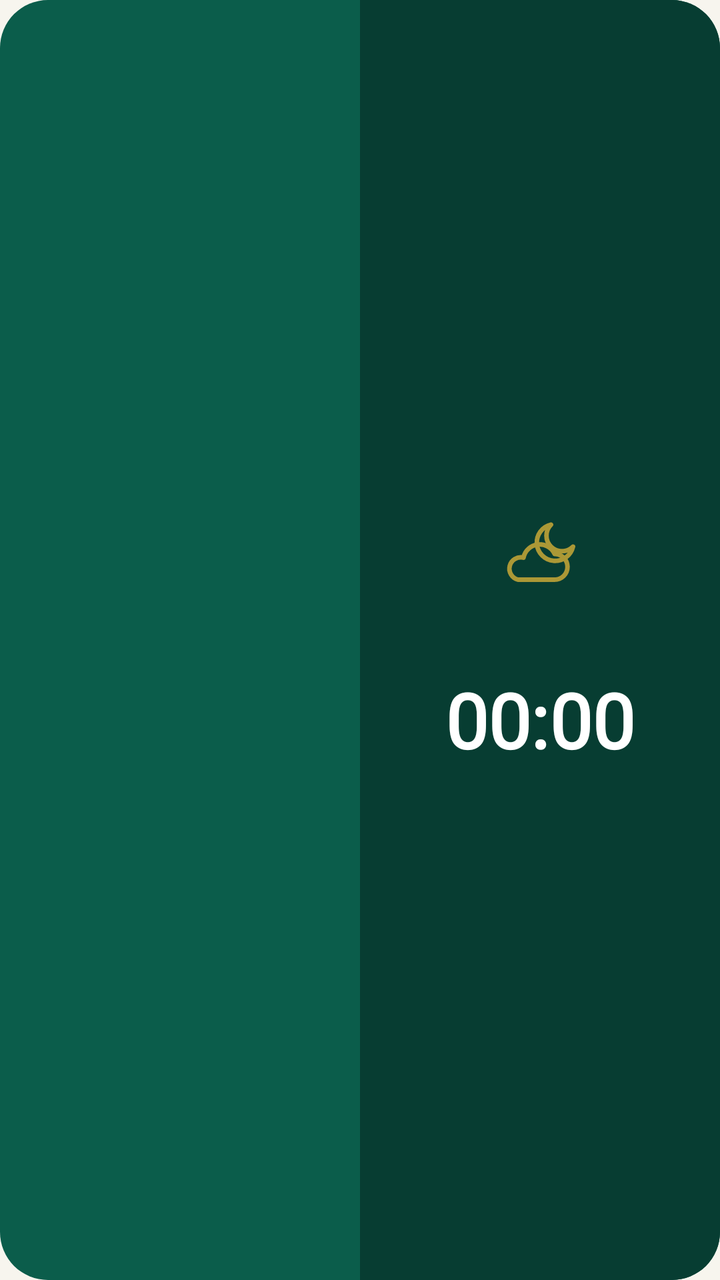
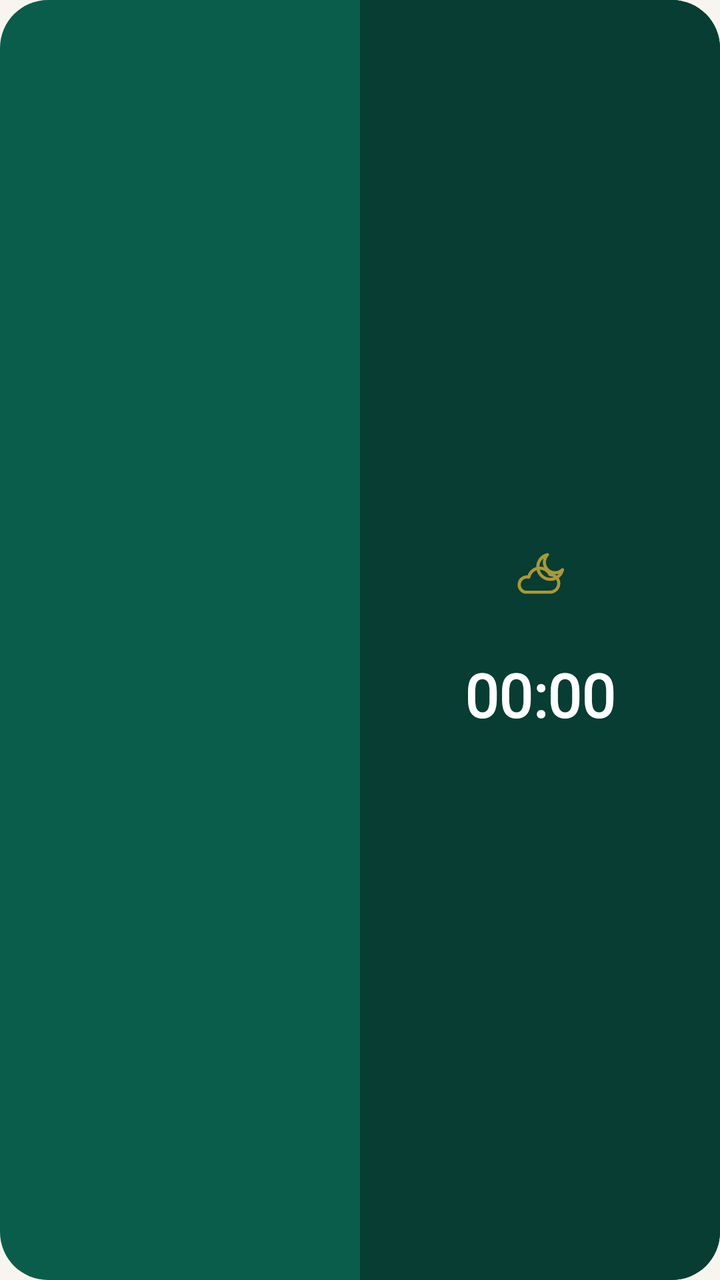

Compare the two renders of this Android layout. The source of the first and the diff that turns it into the second are given below.
<!-- AndroidManifest.xml: application theme SahlTheme -->
<!-- res/layout/widget_khatmah.xml -->
<LinearLayout xmlns:android="http://schemas.android.com/apk/res/android"
    android:id="@+id/root" android:layout_width="match_parent" android:layout_height="match_parent"
    android:orientation="horizontal" android:layoutDirection="ltr" android:background="@drawable/kh_left_bg">
    <LinearLayout android:id="@+id/listSide" android:layout_width="0dp" android:layout_height="match_parent" android:layout_weight="1"
        android:orientation="vertical" android:paddingLeft="16dp" android:paddingRight="16dp" android:paddingTop="8dp" android:paddingBottom="8dp">
        <LinearLayout android:layout_width="match_parent" android:layout_height="0dp" android:layout_weight="1" android:gravity="center_vertical">
            <TextView android:id="@+id/l0" android:fontFamily="@font/thmanyah" android:layout_width="0dp" android:layout_height="wrap_content" android:layout_weight="1"
                android:gravity="left" android:textColor="#FFFFFF" android:textSize="18sp" android:maxLines="1"/>
            <TextView android:id="@+id/r0" android:fontFamily="@font/thmanyah" android:layout_width="0dp" android:layout_height="wrap_content" android:layout_weight="1"
                android:gravity="right" android:textColor="#FFFFFF" android:textSize="18sp" android:maxLines="1"/>
        </LinearLayout>
        <LinearLayout android:layout_width="match_parent" android:layout_height="0dp" android:layout_weight="1" android:gravity="center_vertical">
            <TextView android:id="@+id/l1" android:fontFamily="@font/thmanyah" android:layout_width="0dp" android:layout_height="wrap_content" android:layout_weight="1"
                android:gravity="left" android:textColor="#FFFFFF" android:textSize="18sp" android:maxLines="1"/>
            <TextView android:id="@+id/r1" android:fontFamily="@font/thmanyah" android:layout_width="0dp" android:layout_height="wrap_content" android:layout_weight="1"
                android:gravity="right" android:textColor="#FFFFFF" android:textSize="18sp" android:maxLines="1"/>
        </LinearLayout>
        <LinearLayout android:layout_width="match_parent" android:layout_height="0dp" android:layout_weight="1" android:gravity="center_vertical">
            <TextView android:id="@+id/l2" android:fontFamily="@font/thmanyah" android:layout_width="0dp" android:layout_height="wrap_content" android:layout_weight="1"
                android:gravity="left" android:textColor="#FFFFFF" android:textSize="18sp" android:maxLines="1"/>
            <TextView android:id="@+id/r2" android:fontFamily="@font/thmanyah" android:layout_width="0dp" android:layout_height="wrap_content" android:layout_weight="1"
                android:gravity="right" android:textColor="#FFFFFF" android:textSize="18sp" android:maxLines="1"/>
        </LinearLayout>
        <LinearLayout android:layout_width="match_parent" android:layout_height="0dp" android:layout_weight="1" android:gravity="center_vertical">
            <TextView android:id="@+id/l3" android:fontFamily="@font/thmanyah" android:layout_width="0dp" android:layout_height="wrap_content" android:layout_weight="1"
                android:gravity="left" android:textColor="#FFFFFF" android:textSize="18sp" android:maxLines="1"/>
            <TextView android:id="@+id/r3" android:fontFamily="@font/thmanyah" android:layout_width="0dp" android:layout_height="wrap_content" android:layout_weight="1"
                android:gravity="right" android:textColor="#FFFFFF" android:textSize="18sp" android:maxLines="1"/>
        </LinearLayout>
        <LinearLayout android:layout_width="match_parent" android:layout_height="0dp" android:layout_weight="1" android:gravity="center_vertical">
            <TextView android:id="@+id/l4" android:fontFamily="@font/thmanyah" android:layout_width="0dp" android:layout_height="wrap_content" android:layout_weight="1"
                android:gravity="left" android:textColor="#FFFFFF" android:textSize="18sp" android:maxLines="1"/>
            <TextView android:id="@+id/r4" android:fontFamily="@font/thmanyah" android:layout_width="0dp" android:layout_height="wrap_content" android:layout_weight="1"
                android:gravity="right" android:textColor="#FFFFFF" android:textSize="18sp" android:maxLines="1"/>
        </LinearLayout>
        <LinearLayout android:layout_width="match_parent" android:layout_height="0dp" android:layout_weight="1" android:gravity="center_vertical">
            <TextView android:id="@+id/l5" android:fontFamily="@font/thmanyah" android:layout_width="0dp" android:layout_height="wrap_content" android:layout_weight="1"
                android:gravity="left" android:textColor="#FFFFFF" android:textSize="18sp" android:maxLines="1"/>
            <TextView android:id="@+id/r5" android:fontFamily="@font/thmanyah" android:layout_width="0dp" android:layout_height="wrap_content" android:layout_weight="1"
                android:gravity="right" android:textColor="#FFFFFF" android:textSize="18sp" android:maxLines="1"/>
        </LinearLayout>
    </LinearLayout>
    <LinearLayout android:id="@+id/panel" android:layout_width="0dp" android:layout_height="match_parent" android:layout_weight="1"
        android:orientation="vertical" android:gravity="center" android:background="@drawable/kh_right_bg" android:padding="8dp">
        <ImageView android:layout_width="44dp" android:layout_height="44dp" android:src="@drawable/ic_moon_cloud" android:alpha="0.8"/>
        <TextView android:id="@+id/remain" android:fontFamily="@font/thmanyah" android:layout_width="wrap_content" android:layout_height="wrap_content"
            android:textColor="@color/gold" android:textSize="22sp" android:textStyle="bold" android:layout_marginTop="6dp" android:maxLines="1"/>
        <Chronometer android:id="@+id/countdown" android:fontFamily="@font/thmanyah" android:layout_width="wrap_content" android:layout_height="wrap_content"
            android:textColor="#FFFFFF" android:textSize="38sp" android:textStyle="bold"/>
    </LinearLayout>
</LinearLayout>
<!-- resources referenced by this layout -->
<resources>
  <color name="gold">#D4AF37</color>
  <!-- drawable ic_moon_cloud (drawable) -->
  <vector xmlns:android="http://schemas.android.com/apk/res/android" android:width="48dp" android:height="48dp" android:viewportWidth="48" android:viewportHeight="48">
      <path android:strokeColor="#D4AF37" android:strokeWidth="2.5" android:fillColor="#00000000" android:strokeLineJoin="round"
          android:pathData="M30,8a10,10 0,1 0,12 12a8,8 0,0 1,-12 -12z"/>
      <path android:strokeColor="#D4AF37" android:strokeWidth="2.5" android:fillColor="#00000000" android:strokeLineJoin="round"
          android:pathData="M12,38h20a7,7 0,0 0,0 -14a9,9 0,0 0,-17 2a6,6 0,0 0,-3 12z"/>
  </vector>
  <!-- drawable kh_left_bg (drawable) -->
  <shape xmlns:android="http://schemas.android.com/apk/res/android">
      <solid android:color="@color/emerald"/><corners android:radius="24dp"/>
  </shape>
  <!-- drawable kh_right_bg (drawable) -->
  <shape xmlns:android="http://schemas.android.com/apk/res/android">
      <solid android:color="@color/emerald_dark"/>
      <corners android:topRightRadius="24dp" android:bottomRightRadius="24dp" android:topLeftRadius="0dp" android:bottomLeftRadius="0dp"/>
  </shape>
  <style name="SahlTheme" parent="android:Theme.Material.Light.NoActionBar">
          <item name="android:colorPrimary">@color/emerald</item>
          <item name="android:colorAccent">@color/gold</item>
          <item name="android:windowBackground">@color/bg</item>
          <item name="android:statusBarColor">@color/emerald_dark</item>
      </style>
  <color name="emerald">#0B5D4B</color>
  <color name="emerald_dark">#073D32</color>
  <color name="bg">#F7F5EE</color>
</resources>

<!-- the commit's change to res/layout/widget_khatmah.xml (unified diff, before → after) -->
@@ -2,50 +2,50 @@
     android:id="@+id/root" android:layout_width="match_parent" android:layout_height="match_parent"
     android:orientation="horizontal" android:layoutDirection="ltr" android:background="@drawable/kh_left_bg">
     <LinearLayout android:id="@+id/listSide" android:layout_width="0dp" android:layout_height="match_parent" android:layout_weight="1"
-        android:orientation="vertical" android:paddingLeft="16dp" android:paddingRight="16dp" android:paddingTop="8dp" android:paddingBottom="8dp">
+        android:orientation="vertical" android:paddingLeft="16dp" android:paddingRight="16dp" android:paddingTop="6dp" android:paddingBottom="6dp">
         <LinearLayout android:layout_width="match_parent" android:layout_height="0dp" android:layout_weight="1" android:gravity="center_vertical">
             <TextView android:id="@+id/l0" android:fontFamily="@font/thmanyah" android:layout_width="0dp" android:layout_height="wrap_content" android:layout_weight="1"
-                android:gravity="left" android:textColor="#FFFFFF" android:textSize="18sp" android:maxLines="1"/>
+                android:gravity="left" android:textColor="#FFFFFF" android:textSize="15sp" android:maxLines="1"/>
             <TextView android:id="@+id/r0" android:fontFamily="@font/thmanyah" android:layout_width="0dp" android:layout_height="wrap_content" android:layout_weight="1"
-                android:gravity="right" android:textColor="#FFFFFF" android:textSize="18sp" android:maxLines="1"/>
+                android:gravity="right" android:textColor="#FFFFFF" android:textSize="15sp" android:maxLines="1"/>
         </LinearLayout>
         <LinearLayout android:layout_width="match_parent" android:layout_height="0dp" android:layout_weight="1" android:gravity="center_vertical">
             <TextView android:id="@+id/l1" android:fontFamily="@font/thmanyah" android:layout_width="0dp" android:layout_height="wrap_content" android:layout_weight="1"
-                android:gravity="left" android:textColor="#FFFFFF" android:textSize="18sp" android:maxLines="1"/>
+                android:gravity="left" android:textColor="#FFFFFF" android:textSize="15sp" android:maxLines="1"/>
             <TextView android:id="@+id/r1" android:fontFamily="@font/thmanyah" android:layout_width="0dp" android:layout_height="wrap_content" android:layout_weight="1"
-                android:gravity="right" android:textColor="#FFFFFF" android:textSize="18sp" android:maxLines="1"/>
+                android:gravity="right" android:textColor="#FFFFFF" android:textSize="15sp" android:maxLines="1"/>
         </LinearLayout>
         <LinearLayout android:layout_width="match_parent" android:layout_height="0dp" android:layout_weight="1" android:gravity="center_vertical">
             <TextView android:id="@+id/l2" android:fontFamily="@font/thmanyah" android:layout_width="0dp" android:layout_height="wrap_content" android:layout_weight="1"
-                android:gravity="left" android:textColor="#FFFFFF" android:textSize="18sp" android:maxLines="1"/>
+                android:gravity="left" android:textColor="#FFFFFF" android:textSize="15sp" android:maxLines="1"/>
             <TextView android:id="@+id/r2" android:fontFamily="@font/thmanyah" android:layout_width="0dp" android:layout_height="wrap_content" android:layout_weight="1"
-                android:gravity="right" android:textColor="#FFFFFF" android:textSize="18sp" android:maxLines="1"/>
+                android:gravity="right" android:textColor="#FFFFFF" android:textSize="15sp" android:maxLines="1"/>
         </LinearLayout>
         <LinearLayout android:layout_width="match_parent" android:layout_height="0dp" android:layout_weight="1" android:gravity="center_vertical">
             <TextView android:id="@+id/l3" android:fontFamily="@font/thmanyah" android:layout_width="0dp" android:layout_height="wrap_content" android:layout_weight="1"
-                android:gravity="left" android:textColor="#FFFFFF" android:textSize="18sp" android:maxLines="1"/>
+                android:gravity="left" android:textColor="#FFFFFF" android:textSize="15sp" android:maxLines="1"/>
             <TextView android:id="@+id/r3" android:fontFamily="@font/thmanyah" android:layout_width="0dp" android:layout_height="wrap_content" android:layout_weight="1"
-                android:gravity="right" android:textColor="#FFFFFF" android:textSize="18sp" android:maxLines="1"/>
+                android:gravity="right" android:textColor="#FFFFFF" android:textSize="15sp" android:maxLines="1"/>
         </LinearLayout>
         <LinearLayout android:layout_width="match_parent" android:layout_height="0dp" android:layout_weight="1" android:gravity="center_vertical">
             <TextView android:id="@+id/l4" android:fontFamily="@font/thmanyah" android:layout_width="0dp" android:layout_height="wrap_content" android:layout_weight="1"
-                android:gravity="left" android:textColor="#FFFFFF" android:textSize="18sp" android:maxLines="1"/>
+                android:gravity="left" android:textColor="#FFFFFF" android:textSize="15sp" android:maxLines="1"/>
             <TextView android:id="@+id/r4" android:fontFamily="@font/thmanyah" android:layout_width="0dp" android:layout_height="wrap_content" android:layout_weight="1"
-                android:gravity="right" android:textColor="#FFFFFF" android:textSize="18sp" android:maxLines="1"/>
+                android:gravity="right" android:textColor="#FFFFFF" android:textSize="15sp" android:maxLines="1"/>
         </LinearLayout>
         <LinearLayout android:layout_width="match_parent" android:layout_height="0dp" android:layout_weight="1" android:gravity="center_vertical">
             <TextView android:id="@+id/l5" android:fontFamily="@font/thmanyah" android:layout_width="0dp" android:layout_height="wrap_content" android:layout_weight="1"
-                android:gravity="left" android:textColor="#FFFFFF" android:textSize="18sp" android:maxLines="1"/>
+                android:gravity="left" android:textColor="#FFFFFF" android:textSize="15sp" android:maxLines="1"/>
             <TextView android:id="@+id/r5" android:fontFamily="@font/thmanyah" android:layout_width="0dp" android:layout_height="wrap_content" android:layout_weight="1"
-                android:gravity="right" android:textColor="#FFFFFF" android:textSize="18sp" android:maxLines="1"/>
+                android:gravity="right" android:textColor="#FFFFFF" android:textSize="15sp" android:maxLines="1"/>
         </LinearLayout>
     </LinearLayout>
     <LinearLayout android:id="@+id/panel" android:layout_width="0dp" android:layout_height="match_parent" android:layout_weight="1"
         android:orientation="vertical" android:gravity="center" android:background="@drawable/kh_right_bg" android:padding="8dp">
-        <ImageView android:layout_width="44dp" android:layout_height="44dp" android:src="@drawable/ic_moon_cloud" android:alpha="0.8"/>
+        <ImageView android:layout_width="30dp" android:layout_height="30dp" android:src="@drawable/ic_moon_cloud" android:alpha="0.8"/>
         <TextView android:id="@+id/remain" android:fontFamily="@font/thmanyah" android:layout_width="wrap_content" android:layout_height="wrap_content"
-            android:textColor="@color/gold" android:textSize="22sp" android:textStyle="bold" android:layout_marginTop="6dp" android:maxLines="1"/>
+            android:textColor="@color/gold" android:textSize="17sp" android:textStyle="bold" android:layout_marginTop="2dp" android:maxLines="1"/>
         <Chronometer android:id="@+id/countdown" android:fontFamily="@font/thmanyah" android:layout_width="wrap_content" android:layout_height="wrap_content"
-            android:textColor="#FFFFFF" android:textSize="38sp" android:textStyle="bold"/>
+            android:textColor="#FFFFFF" android:textSize="30sp" android:textStyle="bold"/>
     </LinearLayout>
 </LinearLayout>
